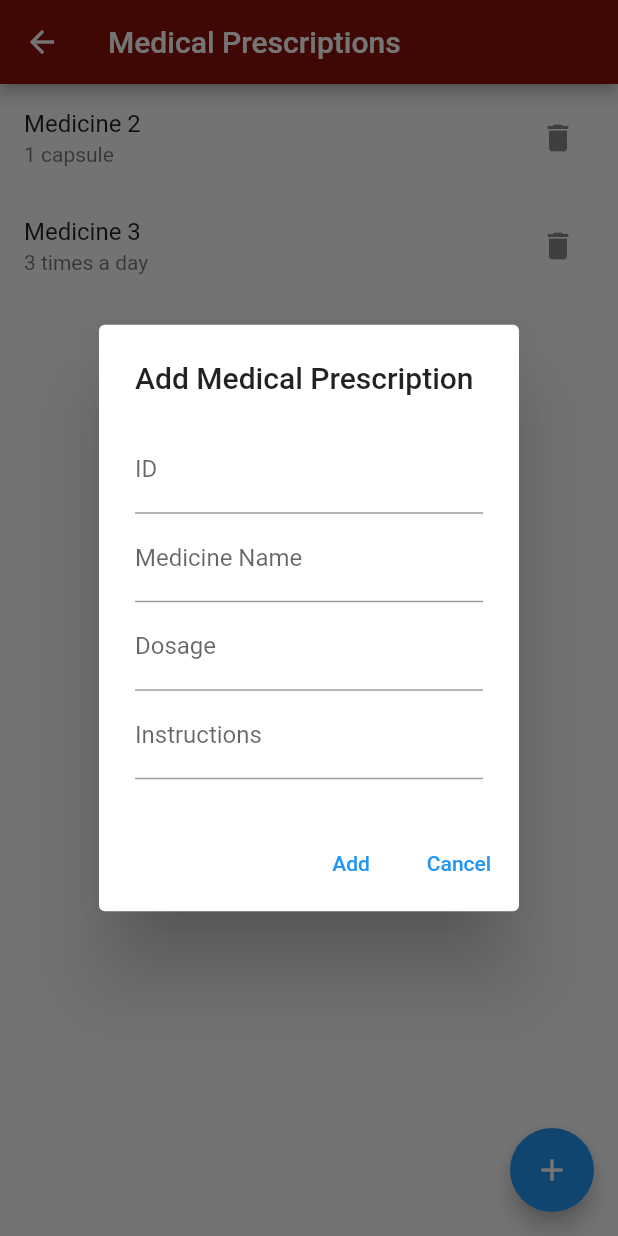
After one commit to mzramle/pku_online, a Flutter app: the MedicalPrescriptionPage screen opened directly, after a tap on the "delete" icon, after a tap on the "add" icon, on a phone screen of 412 x 824 dp. The commit adds this screen. Run offline on Flutter 3.47's test engine with Material 2 defaults, Android fonts, the phone set to English and light mode, and no system bars; our stand-ins replace cloud_firestore, firebase_auth, firebase_core, flutter_map, flutter_svg, font_awesome_flutter and 3 more; accounts and stored records are empty.

Commit message:
update User Profile
Now there medical Prescription, Payment and Account setting

```diff
--- /dev/null
+++ b/lib/controller/medical_prescription_controller.dart
@@ -0,0 +1,47 @@
+import 'package:pku_online/models/medical_prescription_model.dart';
+
+class MedicalPrescriptionController {
+  List<MedicalPrescriptionModel> _medicalPrescriptions = [
+    MedicalPrescriptionModel(
+      id: '1',
+      medicineName: 'Medicine 1',
+      dosage: '2 tablets',
+      instructions: 'Take with water',
+    ),
+    MedicalPrescriptionModel(
+      id: '2',
+      medicineName: 'Medicine 2',
+      dosage: '1 capsule',
+      instructions: 'Take after meal',
+    ),
+    MedicalPrescriptionModel(
+      id: '3',
+      medicineName: 'Medicine 3',
+      dosage: '3 times a day',
+      instructions: 'Take with food',
+    ),
+  ];
+
+  List<MedicalPrescriptionModel> getMedicalPrescriptions() {
+    // Logic to fetch prescriptions from a data source
+    // Return a list of Prescription objects
+    return _medicalPrescriptions;
+  }
+
+  void addNewMedicalPrescription(MedicalPrescriptionModel medicalPrescription) {
+    // Logic to add a new medicalPrescriptionModel
+    _medicalPrescriptions.add(medicalPrescription);
+  }
+
+  void deleteMedicalPrescription(String id) {
+    // Logic to delete a prescription from a data source using the given ID
+    _medicalPrescriptions
+        .removeWhere((medicalPrescription) => medicalPrescription.id == id);
+  }
+
+  void deletePrescriptionByMedicineName(String medicineName) {
+    // Logic to delete a prescription from a data source using the given ID
+    _medicalPrescriptions.removeWhere((medicalPrescription) =>
+        medicalPrescription.medicineName == medicineName);
+  }
+}
--- /dev/null
+++ b/lib/models/medical_prescription_model.dart
@@ -0,0 +1,30 @@
+class MedicalPrescriptionModel {
+  String id;
+  String medicineName;
+  String dosage;
+  String instructions;
+
+  MedicalPrescriptionModel(
+      {required this.id,
+      required this.medicineName,
+      required this.dosage,
+      required this.instructions});
+
+  Map<String, dynamic> toMap() {
+    return {
+      'id': id,
+      'medicineName': medicineName,
+      'dosage': dosage,
+      'instructions': instructions,
+    };
+  }
+
+  factory MedicalPrescriptionModel.fromMap(Map<String, dynamic> map) {
+    return MedicalPrescriptionModel(
+      id: map['id'],
+      medicineName: map['medicineName'],
+      dosage: map['dosage'],
+      instructions: map['instructions'],
+    );
+  }
+}
--- /dev/null
+++ b/lib/page/medical_prescription_page.dart
@@ -0,0 +1,159 @@
+import 'package:flutter/material.dart';
+import 'package:pku_online/controller/medical_prescription_controller.dart';
+import 'package:pku_online/models/medical_prescription_model.dart';
+
+class MedicalPrescriptionPage extends StatefulWidget {
+  @override
+  _MedicalPrescriptionPageState createState() =>
+      _MedicalPrescriptionPageState();
+}
+
+class _MedicalPrescriptionPageState extends State<MedicalPrescriptionPage> {
+  MedicalPrescriptionController _medicalPrescriptionController =
+      MedicalPrescriptionController();
+  List<MedicalPrescriptionModel> _medicalPrescriptionModel = [];
+
+  @override
+  void initState() {
+    super.initState();
+    _loadMedicalPrescription();
+  }
+
+  void _loadMedicalPrescription() {
+    setState(() {
+      _medicalPrescriptionModel =
+          _medicalPrescriptionController.getMedicalPrescriptions();
+    });
+  }
+
+  void _deleteMedicalPrescription(String id) {
+    setState(() {
+      _medicalPrescriptionController.deleteMedicalPrescription(id);
+      _loadMedicalPrescription();
+    });
+  }
+
+  void _addNewMedicalPrescription() {
+    showDialog(
+      context: context,
+      builder: (context) {
+        String id = '';
+        String medicineName = '';
+        String dosage = '';
+        String instructions = '';
+
+        return AlertDialog(
+          title: Text('Add Medical Prescription'),
+          content: Column(
+            mainAxisSize: MainAxisSize.min,
+            children: [
+              TextFormField(
+                decoration: InputDecoration(labelText: 'ID'),
+                onChanged: (value) => id = value,
+              ),
+              TextFormField(
+                decoration: InputDecoration(labelText: 'Medicine Name'),
+                onChanged: (value) => medicineName = value,
+              ),
+              TextFormField(
+                decoration: InputDecoration(labelText: 'Dosage'),
+                onChanged: (value) => dosage = value,
+              ),
+              TextFormField(
+                decoration: InputDecoration(labelText: 'Instructions'),
+                onChanged: (value) => instructions = value,
+              ),
+            ],
+          ),
+          actions: [
+            TextButton(
+              child: Text('Add'),
+              onPressed: () {
+                MedicalPrescriptionModel newMedicalPrescription =
+                    MedicalPrescriptionModel(
+                  id: id,
+                  medicineName: medicineName,
+                  dosage: dosage,
+                  instructions: instructions,
+                );
+                _addMedicalPrescription(newMedicalPrescription);
+                Navigator.of(context).pop();
+              },
+            ),
+            TextButton(
+              child: Text('Cancel'),
+              onPressed: () => Navigator.of(context).pop(),
+            ),
+          ],
+        );
+      },
+    );
+  }
+
+  void _addMedicalPrescription(MedicalPrescriptionModel medicalPrescription) {
+    setState(() {
+      _medicalPrescriptionModel.add(medicalPrescription);
+    });
+  }
+
+  void _showMedicalPrescriptionModelDetails(
+      MedicalPrescriptionModel medicalPrescription) {
+    showDialog(
+      context: context,
+      builder: (context) {
+        return AlertDialog(
+          title: Text('Medical Prescription Details'),
+          content: Column(
+            crossAxisAlignment: CrossAxisAlignment.start,
+            mainAxisSize: MainAxisSize.min,
+            children: [
+              Text('Medicine Name: ${medicalPrescription.medicineName}'),
+              SizedBox(height: 8),
+              Text('Dosage: ${medicalPrescription.dosage}'),
+              SizedBox(height: 8),
+              Text('Instructions: ${medicalPrescription.instructions}'),
+            ],
+          ),
+          actions: [
+            TextButton(
+              child: Text('Close'),
+              onPressed: () => Navigator.of(context).pop(),
+            ),
+          ],
+        );
+      },
+    );
+  }
+
+  @override
+  Widget build(BuildContext context) {
+    return Scaffold(
+      appBar: AppBar(
+        backgroundColor: Color.fromARGB(255, 137, 18, 9),
+        title: Text('Medical Prescriptions'),
+      ),
+      body: ListView.builder(
+        itemCount: _medicalPrescriptionModel.length,
+        itemBuilder: (context, index) {
+          MedicalPrescriptionModel medicalPrescription =
+              _medicalPrescriptionModel[index];
+          return ListTile(
+            title: Text(medicalPrescription.medicineName),
+            subtitle: Text(medicalPrescription.dosage),
+            trailing: IconButton(
+              icon: Icon(Icons.delete),
+              onPressed: () =>
+                  _deleteMedicalPrescription(medicalPrescription.id),
+            ),
+            onTap: () =>
+                _showMedicalPrescriptionModelDetails(medicalPrescription),
+          );
+        },
+      ),
+      floatingActionButton: FloatingActionButton(
+        child: Icon(Icons.add),
+        onPressed: _addNewMedicalPrescription,
+      ),
+    );
+  }
+}
--- a/lib/routes/router.dart
+++ b/lib/routes/router.dart
@@ -1,8 +1,12 @@
 import 'package:flutter/material.dart';
 import 'package:pku_online/page/doctor_detail.dart';
 import 'package:pku_online/page/splash_page.dart';
+import 'package:pku_online/page/user_paymentdetails_page.dart';
+import 'package:pku_online/page/user_profile.dart'; // Import the UserProfile class
 
 Map<String, Widget Function(BuildContext)> routes = {
   '/': (context) => HomePage(),
   '/detail': (context) => SliverDoctorDetail(),
+  '/paymentdetails': (BuildContext context) => UserPaymentDetailsPage(),
+  '/userprofile': (BuildContext context) => UserProfile()
 };
```
Also changed, not shown: lib/controller/account_settings_controller.dart (added, +36 -0 lines), lib/controller/paymentdetail_controller.dart (added, +32 -0 lines), lib/models/paymentdetail_model.dart (added, +13 -0 lines), lib/models/user_model.dart (+5 -5 lines), lib/page/account_settings_page.dart (added, +90 -0 lines), lib/page/user_paymentdetails_page.dart (added, +103 -0 lines), lib/page/user_profile.dart (+20 -6 lines), lib/tabs/HomeTab.dart (+11 -2 lines).
